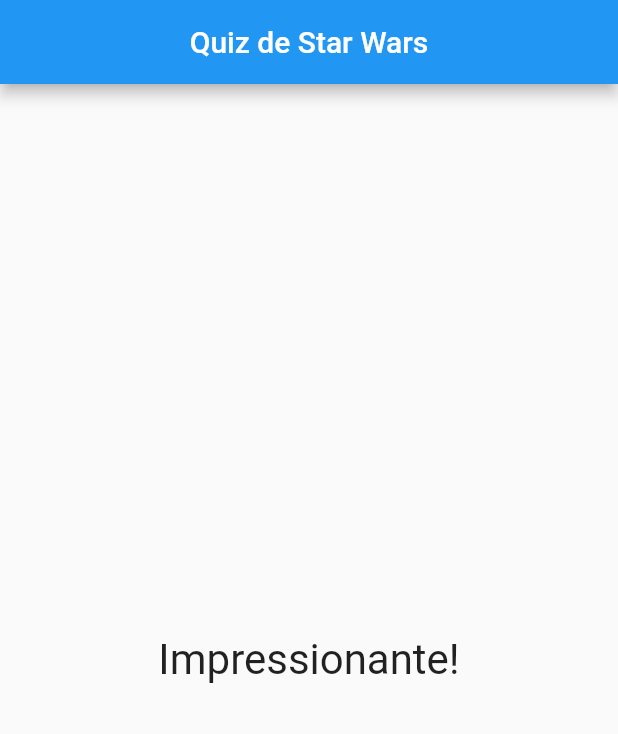
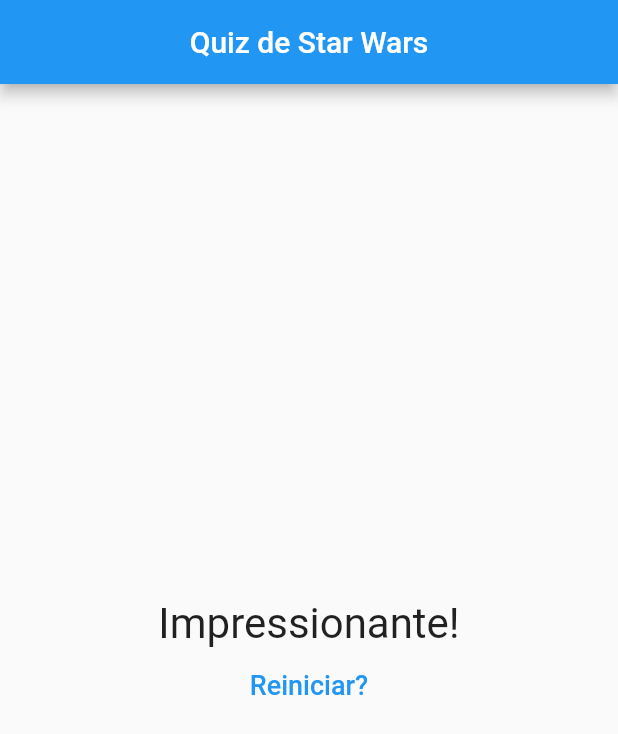
Before and after one commit to AfonsoMachado/flutter_quiz, a Flutter app: the screen it shows after launch, after a tap on "Luke Skywalker", after a tap on "Darth Maul", after a tap on "O Império Contra-Ataca", on a phone screen of 412 x 824 dp. Shown: the top 734 px of the screen. Run offline on Flutter 3.47's test engine with Material 2 defaults, Android fonts, the phone set to English and light mode, and no system bars.

Commit message:
reset application button

```diff
--- a/lib/main.dart
+++ b/lib/main.dart
@@ -48,6 +48,13 @@ class _QuestionAppState extends State<QuestionApp> {
     }
   }
 
+  void _restartQuiz() {
+    setState(() {
+      _selectedQuestion = 0;
+      _totalScore = 0;
+    });
+  }
+
   bool get hasSelectedQuestion {
     return _selectedQuestion < _questions.length;
   }
@@ -65,7 +72,7 @@ class _QuestionAppState extends State<QuestionApp> {
                 questions: _questions,
                 onAnswered: _answer,
                 selectedQuestion: _selectedQuestion)
-            : Result(_totalScore),
+            : Result(_totalScore, _restartQuiz),
       ),
     );
   }
--- a/lib/result.dart
+++ b/lib/result.dart
@@ -2,8 +2,9 @@ import 'package:flutter/material.dart';
 
 class Result extends StatelessWidget {
   final int score;
+  final void Function() onResetQuiz;
 
-  const Result(this.score, {super.key});
+  const Result(this.score, this.onResetQuiz, {super.key});
 
   String get resultPhrase {
     if (score < 8) {
@@ -19,11 +20,22 @@ class Result extends StatelessWidget {
 
   @override
   Widget build(BuildContext context) {
-    return Center(
-      child: Text(
-        resultPhrase,
-        style: const TextStyle(fontSize: 28),
-      ),
+    return Column(
+      mainAxisAlignment: MainAxisAlignment.center,
+      children: <Widget>[
+        Center(
+          child: Text(
+            resultPhrase,
+            style: const TextStyle(fontSize: 28),
+          ),
+        ),
+        TextButton(
+            onPressed: onResetQuiz,
+            child: const Text(
+              'Reiniciar?',
+              style: TextStyle(color: Colors.blue, fontSize: 18),
+            ))
+      ],
     );
   }
 }
```
